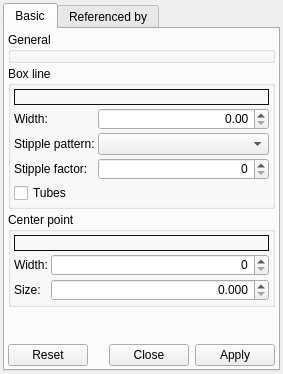
The window that src/lib/NemesisCore/graphics/standard/BoxSetupDesigner.ui (kulhanek/nemesis-vtk) describes before a commit, drawn with Qt 5.
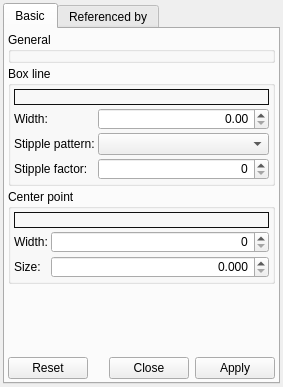
The same window after the commit. Custom widgets are drawn as their Qt base class.

The edit to the form file:
```diff
--- a/src/lib/NemesisCore/graphics/standard/BoxSetupDesigner.ui
+++ b/src/lib/NemesisCore/graphics/standard/BoxSetupDesigner.ui
@@ -7,7 +7,7 @@
     <x>0</x>
     <y>0</y>
     <width>283</width>
-    <height>374</height>
+    <height>387</height>
    </rect>
   </property>
   <property name="windowTitle">
@@ -141,13 +141,6 @@
             </property>
            </widget>
           </item>
-          <item row="4" column="0" colspan="2">
-           <widget class="QCheckBox" name="showTubesCB">
-            <property name="text">
-             <string>Tubes</string>
-            </property>
-           </widget>
-          </item>
          </layout>
         </widget>
        </item>
```
Left out of the diff: 44 changed lines with no effect on the pictures.
